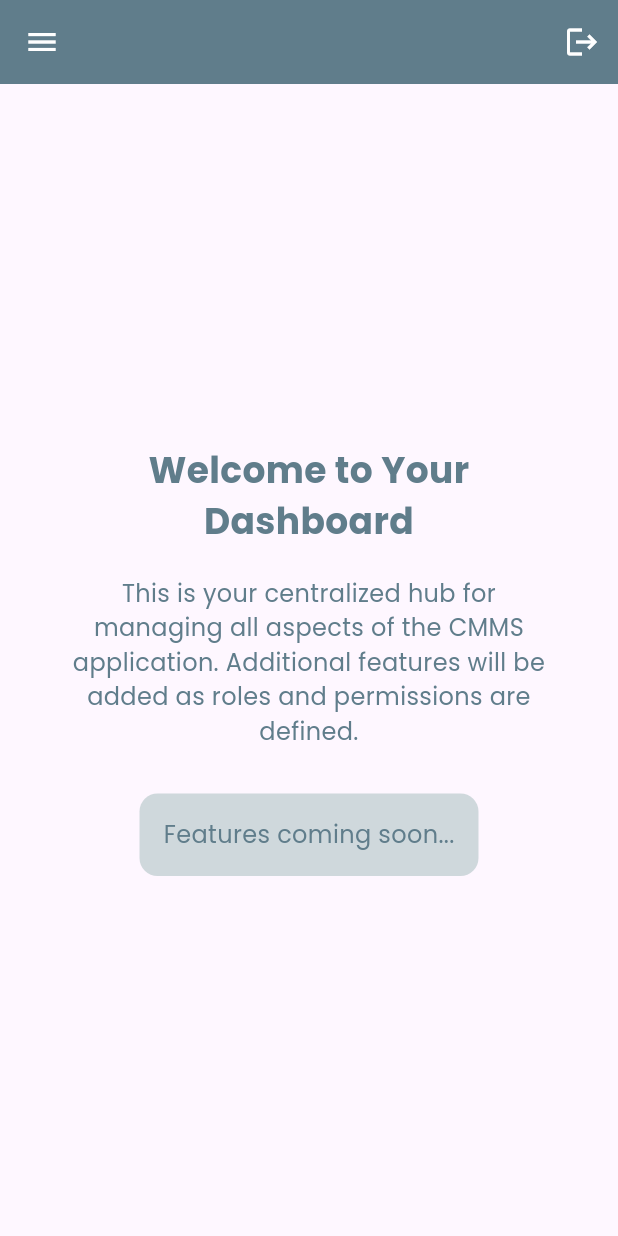
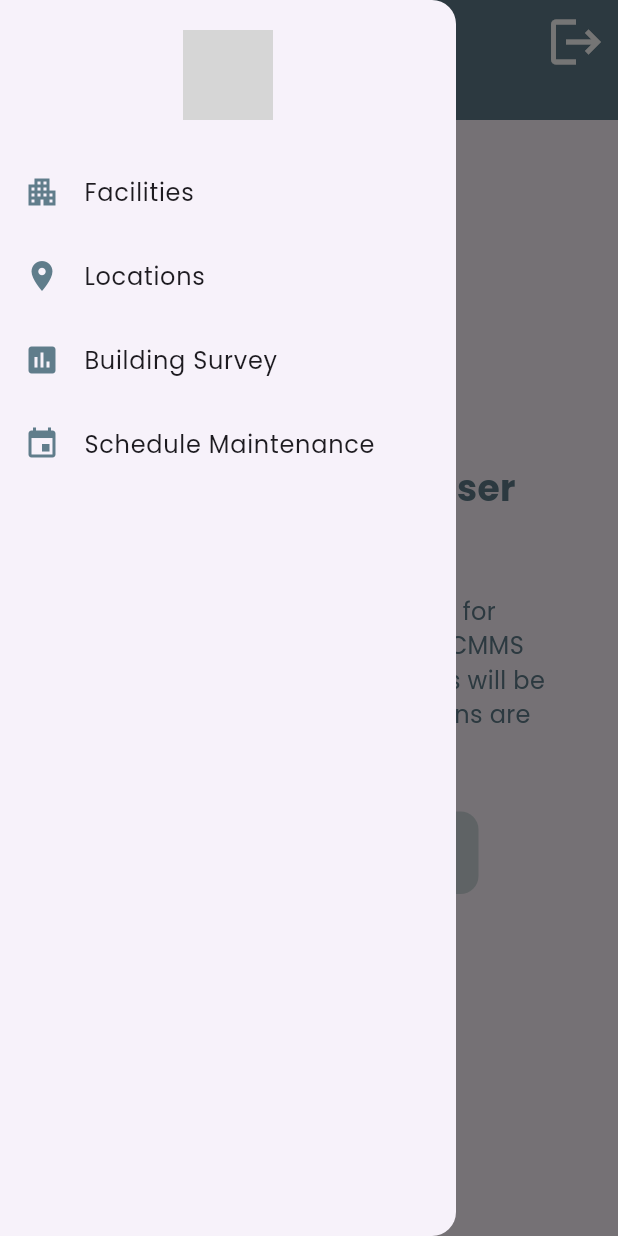
Before and after one commit to Fabrone/Cmms, a Flutter app: the DashboardScreen screen opened directly with empty values, after a tap on the "menu" icon, on a phone screen of 412 x 824 dp. Run offline on Flutter 3.47's test engine with Material 3 defaults, Android fonts, the phone set to English and light mode, and no system bars; our stand-ins replace cloud_firestore, file_picker, firebase_auth, firebase_core, firebase_messaging, firebase_storage and 4 more; missing offline and left inert: flutter_pdfview; accounts and stored records are empty; grey boxes are pictures that could not be loaded.

Commit message:
Updated role checks on the dashboard waiting for similar updates on splashscreen

```diff
--- a/lib/screens/dashboard_screen.dart
+++ b/lib/screens/dashboard_screen.dart
@@ -1,7 +1,7 @@
 import 'package:flutter/material.dart';
 import 'package:firebase_auth/firebase_auth.dart';
 import 'package:cloud_firestore/cloud_firestore.dart';
-import 'package:cmms/authentication/registration_screen.dart';
+import 'package:cmms/authentication/login_screen.dart';
 import 'package:cmms/screens/developer_screen.dart';
 import 'package:logger/logger.dart';
 
@@ -19,22 +19,107 @@ class DashboardScreenState extends State<DashboardScreen> {
   final logger = Logger(printer: PrettyPrinter());
   final TextEditingController _uidController = TextEditingController();
   final TextEditingController _seniorFMManagerUidController = TextEditingController();
+  String? _currentRole;
+  bool _isDeveloper = false;
 
-  Future<bool> _isDeveloper() async {
-    if (FirebaseAuth.instance.currentUser == null) return false;
-    DocumentSnapshot developerDoc = await FirebaseFirestore.instance
+  @override
+  void initState() {
+    super.initState();
+    _currentRole = widget.role;
+    _initializeRoleListeners();
+  }
+
+  Future<void> _initializeRoleListeners() async {
+    final user = FirebaseAuth.instance.currentUser;
+    if (user == null) {
+      _redirectToLogin('No user logged in');
+      return;
+    }
+
+    // Check initial Developer status
+    final developerDoc = await FirebaseFirestore.instance
         .collection('Developers')
-        .doc(FirebaseAuth.instance.currentUser!.uid)
+        .doc(user.uid)
         .get();
-    return developerDoc.exists;
+    if (mounted) {
+      setState(() {
+        _isDeveloper = developerDoc.exists;
+      });
+    }
+
+    // Listen to role changes
+    _listenToRoleChanges(user.uid);
+  }
+
+  void _listenToRoleChanges(String uid) {
+    // Role collections
+    const roleCollections = [
+      'MainAdmins',
+      'SeniorFMManagers',
+      'Technicians',
+      'Requesters',
+      'AuditorsInspectors',
+      'Developers'
+    ];
+
+    for (String collection in roleCollections) {
+      FirebaseFirestore.instance
+          .collection(collection)
+          .doc(uid)
+          .snapshots()
+          .listen((snapshot) {
+        if (mounted) {
+          setState(() {
+            if (snapshot.exists) {
+              _currentRole = collection == 'Developers' ? 'Developer' : collection.replaceAll('s', '');
+              if (collection == 'Developers') {
+                _isDeveloper = true;
+              }
+            } else if (collection == 'Developers') {
+              _isDeveloper = false;
+            }
+          });
+        }
+      }, onError: (e) => logger.e('Error listening to $collection role: $e'));
+    }
+
+    // Listen to auth state
+    FirebaseAuth.instance.authStateChanges().listen((user) {
+      if (user == null && mounted) {
+        _redirectToLogin('User logged out');
+      }
+    });
+  }
+
+  Future<void> _redirectToLogin(String message) async {
+    if (mounted) {
+      Navigator.pushReplacement(
+        context,
+        MaterialPageRoute(builder: (context) => const LoginScreen()),
+      );
+      ScaffoldMessenger.of(context).showSnackBar(
+        SnackBar(content: Text(message)),
+      );
+    }
   }
 
   Future<void> _handleLogout() async {
+    try {
       await FirebaseAuth.instance.signOut();
-    if (!mounted) return;
-    Navigator.of(context).pushReplacement(
-      MaterialPageRoute(builder: (context) => const RegistrationScreen()),
+      if (mounted) {
+        Navigator.pushReplacement(
+          context,
+          MaterialPageRoute(builder: (context) => const LoginScreen()),
         );
+      }
+    } catch (e) {
+      if (mounted) {
+        ScaffoldMessenger.of(context).showSnackBar(
+          SnackBar(content: Text('Error logging out: $e')),
+        );
+      }
+      logger.e('Error logging out: $e');
+    }
   }
 
   Future<void> _assignRole(String uid, String collection, {String? seniorFMManagerUid}) async {
@@ -317,33 +402,43 @@ class DashboardScreenState extends State<DashboardScreen> {
     final screenWidth = MediaQuery.of(context).size.width;
     final isTabletOrWeb = screenWidth > 600;
     final contentWidth = screenWidth > 800 ? screenWidth * 0.6 : screenWidth * 0.9;
-    final displayRole = widget.role == 'Developer' ? 'User' : widget.role;
+    final displayRole = _currentRole == 'Developer' ? 'User' : (_currentRole ?? 'User');
 
     return Scaffold(
-      appBar: AppBar(
+      appBar: PreferredSize(
+        preferredSize: const Size.fromHeight(80.0), // Increased AppBar height
+        child: AppBar(
           leading: isTabletOrWeb
               ? null
-            : IconButton(
-                icon: const Icon(Icons.menu, color: Colors.white),
+              : Builder(
+                  builder: (context) => IconButton(
+                    icon: const Icon(Icons.menu, color: Colors.white, size: 40), // Larger menu icon
                     onPressed: () => Scaffold.of(context).openDrawer(),
+                    tooltip: 'Open Menu',
+                  ),
                 ),
           title: Text(
             displayRole,
-          style: const TextStyle(fontWeight: FontWeight.bold, color: Colors.white),
+            style: const TextStyle(
+              fontWeight: FontWeight.bold,
+              color: Colors.white,
+              fontSize: 24, // Larger font size
+            ),
           ),
           backgroundColor: Colors.blueGrey,
           actions: [
             IconButton(
-            icon: const Icon(Icons.logout, color: Colors.white),
+              icon: const Icon(Icons.logout, color: Colors.white, size: 40), // Larger logout icon
               onPressed: _handleLogout,
               tooltip: 'Log Out',
             ),
           ],
         ),
-      drawer: isTabletOrWeb ? null : _buildDrawer(context),
+      ),
+      drawer: isTabletOrWeb ? null : _buildDrawer(),
       body: Row(
         children: [
-          if (isTabletOrWeb) _buildSidebar(context),
+          if (isTabletOrWeb) _buildSidebar(),
           Expanded(
             child: SafeArea(
               child: Center(
@@ -370,7 +465,7 @@ class DashboardScreenState extends State<DashboardScreen> {
                           textAlign: TextAlign.center,
                         ),
                         const SizedBox(height: 30),
-                        if (widget.role == 'MainAdmin') ...[
+                        if (_currentRole == 'MainAdmin') ...[
                           _buildActionCard(
                             title: 'Assign Senior FM Manager',
                             icon: Icons.supervisor_account,
@@ -415,11 +510,11 @@ class DashboardScreenState extends State<DashboardScreen> {
     );
   }
 
-  Widget _buildDrawer(BuildContext context) {
+  Widget _buildDrawer() {
     return Drawer(
       child: Column(
         children: [
-          _buildAppIcon(context),
+          _buildAppIcon(),
           ListTile(
             leading: const Icon(Icons.apartment, color: Colors.blueGrey),
             title: const Text('Facilities'),
@@ -453,13 +548,13 @@ class DashboardScreenState extends State<DashboardScreen> {
     );
   }
 
-  Widget _buildSidebar(BuildContext context) {
+  Widget _buildSidebar() {
     return Container(
       width: 250,
       color: Colors.blueGrey[50],
       child: Column(
         children: [
-          _buildAppIcon(context),
+          _buildAppIcon(),
           ListTile(
             leading: const Icon(Icons.apartment, color: Colors.blueGrey),
             title: const Text('Facilities'),
@@ -485,15 +580,11 @@ class DashboardScreenState extends State<DashboardScreen> {
     );
   }
 
-  Widget _buildAppIcon(BuildContext context) {
-    return FutureBuilder<bool>(
-      future: _isDeveloper(),
-      builder: (context, snapshot) {
-        bool isDeveloper = snapshot.data ?? false;
+  Widget _buildAppIcon() {
     return Container(
       padding: const EdgeInsets.symmetric(vertical: 20),
       child: GestureDetector(
-            onTap: isDeveloper
+        onTap: _isDeveloper
             ? () {
                 Navigator.push(
                   context,
@@ -505,11 +596,9 @@ class DashboardScreenState extends State<DashboardScreen> {
           'assets/icons/icon.png',
           width: 60,
           height: 60,
-              color: isDeveloper ? null : Colors.grey,
+          color: _isDeveloper ? null : Colors.grey,
         ),
       ),
-        );
-      },
     );
   }
 
```
Lines whose indentation alone changed are shown as unchanged.
